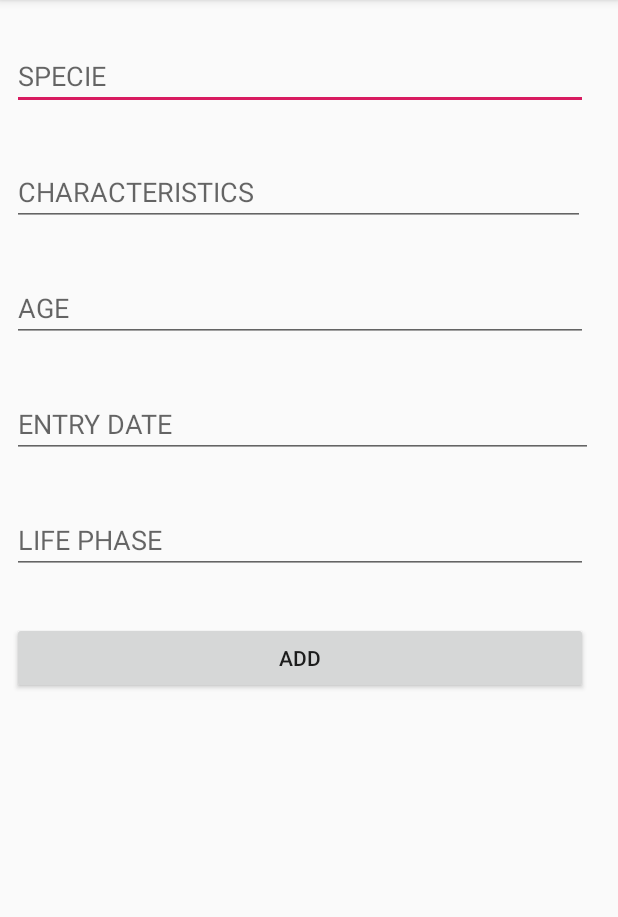
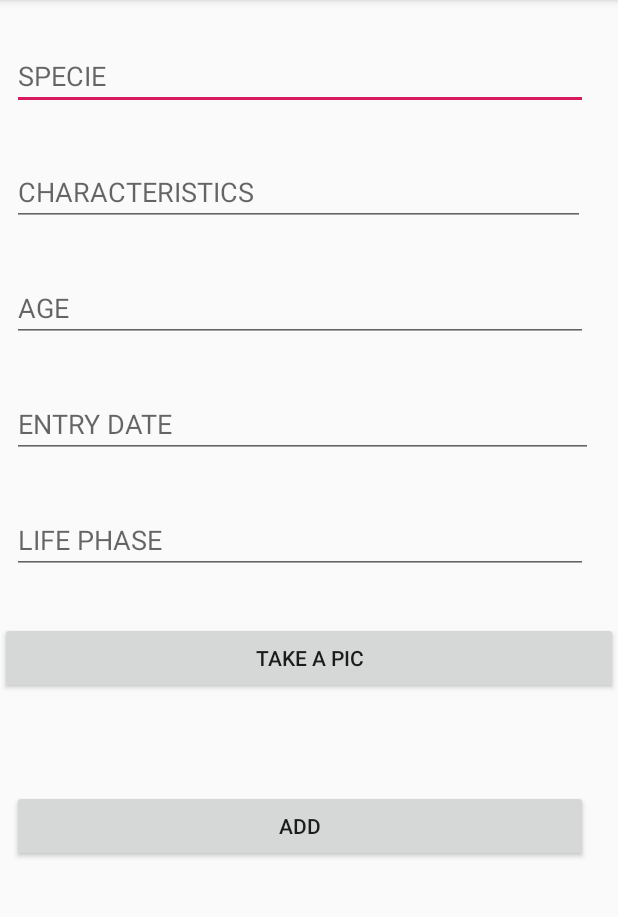
Before and after one commit to vinicius-batista/buddy-finder, an Android app: the AddAnimalActivity screen opened directly, with no data from a screen before it, on a phone screen of 412 x 824 dp, the part 84-1001 px from its top. Run offline under Robolectric (Android 15) with nearby library versions, the phone set to English and light mode, and no system bars.

Commit message:
add image gallery in activity add animal

```diff
--- a/app/build.gradle
+++ b/app/build.gradle
@@ -25,4 +25,5 @@ dependencies {
     testImplementation 'junit:junit:4.12'
     androidTestImplementation 'com.android.support.test:runner:1.0.2'
     androidTestImplementation 'com.android.support.test.espresso:espresso-core:3.0.2'
+    implementation 'com.android.support:recyclerview-v7:28.0.0'
 }
--- a/app/src/main/java/com/example/buddyfinder/AddAnimalActivity.java
+++ b/app/src/main/java/com/example/buddyfinder/AddAnimalActivity.java
@@ -1,32 +1,69 @@
 package com.example.buddyfinder;
 
+import android.content.Intent;
+import android.graphics.Bitmap;
+import android.provider.MediaStore;
+import android.support.annotation.Nullable;
+import android.support.v4.app.FragmentManager;
 import android.support.v7.app.AppCompatActivity;
 import android.os.Bundle;
+import android.support.v7.widget.GridLayoutManager;
+import android.support.v7.widget.RecyclerView;
+import android.util.DisplayMetrics;
+import android.view.Display;
 import android.view.View;
+import android.widget.Button;
 import android.widget.EditText;
 
 import com.example.buddyfinder.data.DAOAnimals;
 import com.example.buddyfinder.model.Animal;
+import com.example.buddyfinder.view.GalleryAdapter;
+import com.example.buddyfinder.view.PhotoOpenDialogFragment;
 
-public class AddAnimalActivity extends AppCompatActivity {
+import java.util.ArrayList;
+
+public class AddAnimalActivity extends AppCompatActivity implements GalleryAdapter.GalleryListener {
 
     private EditText ptxtSpecie;
     private EditText ptxtEntryDate;
     private EditText ptxtCharacteristics;
     private EditText ptxtAge;
     private EditText ptxtLifePhase;
+    private RecyclerView rvGallery;
+    private GalleryAdapter galleryAdapter;
+    private PhotoOpenDialogFragment photoOpenDialogFragment;
+    private ArrayList<Bitmap> pictures;
 
-//    TODO: ADD PHOTO GALLERY
+    private static final int CAMERA_REQUEST_CODE = 777;
+
     @Override
     protected void onCreate(Bundle savedInstanceState) {
         super.onCreate(savedInstanceState);
         setContentView(R.layout.activity_add_animal);
+        this.createGallery();
 
+        this.photoOpenDialogFragment = new PhotoOpenDialogFragment();
+        this.pictures = new ArrayList<>();
         this.ptxtSpecie = this.findViewById(R.id.ptxtSpecie);
         this.ptxtEntryDate = this.findViewById(R.id.ptxtEntryDate);
         this.ptxtCharacteristics = this.findViewById(R.id.ptxtCharacteristics);
         this.ptxtAge = this.findViewById(R.id.ptxtAge);
         this.ptxtLifePhase = this.findViewById(R.id.ptxtLifePhase);
+    }
+
+    private void createGallery () {
+        this.rvGallery = (RecyclerView) findViewById(R.id.rvGallery);
+        this.galleryAdapter = new GalleryAdapter(this);
+
+        Display display = getWindowManager().getDefaultDisplay();
+        DisplayMetrics displayMetrics = new DisplayMetrics();
+        display.getMetrics(displayMetrics);
+        float dpWidth = displayMetrics.widthPixels / displayMetrics.density;
+        int spanCount = (int) Math.ceil(dpWidth / 100);
+
+        this.rvGallery.setLayoutManager(new GridLayoutManager(this, spanCount));
+        this.rvGallery.setHasFixedSize(true);
+        this.rvGallery.setAdapter(this.galleryAdapter);
     }
 
     public void onClickAdd(View v) {
@@ -36,10 +73,36 @@ public class AddAnimalActivity extends AppCompatActivity {
         String age = this.ptxtAge.getText().toString();
         String lifePhase = this.ptxtLifePhase.getText().toString();
 
-        Animal animal = new Animal(specie, entryDate, age, lifePhase, characteristics);
-
+        Animal animal = new Animal(specie, entryDate, age, lifePhase, characteristics, this.pictures);
         DAOAnimals.getInstance().addAnimal(animal);
 
         this.finish();
     }
+
+
+    public void onClickTakePic(View view){
+        Intent intent = new Intent(MediaStore.ACTION_IMAGE_CAPTURE);
+        if(intent.resolveActivity(getPackageManager()) != null){
+            this.startActivityForResult(intent, CAMERA_REQUEST_CODE);
+        }
+    }
+
+    @Override
+    public void onClickPhoto(Bitmap pic) {
+        photoOpenDialogFragment.setBitmap(pic);
+        FragmentManager fragmentManager = getSupportFragmentManager();
+        photoOpenDialogFragment.show(fragmentManager, "showpic");
+    }
+
+    @Override
+    protected void onActivityResult(int requestCode, int resultCode, @Nullable Intent data) {
+        if(requestCode == CAMERA_REQUEST_CODE && resultCode == RESULT_OK && data != null){
+            Bundle extras = data.getExtras();
+            if(extras != null && extras.containsKey("data")){
+                Bitmap bmp = (Bitmap) extras.get("data");
+                this.pictures.add(bmp);
+                this.galleryAdapter.setPicList(this.pictures);
+            }
+        }
+    }
 }
--- /dev/null
+++ b/app/src/main/java/com/example/buddyfinder/view/GalleryAdapter.java
@@ -0,0 +1,49 @@
+package com.example.buddyfinder.view;
+
+import android.graphics.Bitmap;
+import android.support.annotation.NonNull;
+import android.support.v7.widget.RecyclerView;
+import android.view.LayoutInflater;
+import android.view.View;
+import android.view.ViewGroup;
+
+import com.example.buddyfinder.R;
+
+import java.util.ArrayList;
+
+public class GalleryAdapter extends RecyclerView.Adapter<GalleryViewHolder> {
+
+    private ArrayList<Bitmap> picList;
+    private  GalleryListener galleryListener;
+
+    public GalleryAdapter(GalleryListener galleryListener){
+        this.galleryListener = galleryListener;
+        this.picList = new ArrayList<>();
+    }
+
+    public void setPicList(ArrayList<Bitmap> picList) {
+        this.picList = picList;
+    }
+
+    public interface GalleryListener {
+        void onClickPhoto(Bitmap pic);
+    }
+
+    @NonNull
+    @Override
+    public GalleryViewHolder onCreateViewHolder(@NonNull ViewGroup viewGroup, int i) {
+        LayoutInflater layoutInflater = LayoutInflater.from(viewGroup.getContext());
+        View view = layoutInflater.inflate(R.layout.view_holder_gallery, viewGroup,false);
+        return new GalleryViewHolder(view, galleryListener);
+    }
+
+    @Override
+    public void onBindViewHolder(@NonNull GalleryViewHolder galleryViewHolder, int i) {
+        galleryViewHolder.bind(this.picList.get(i));
+    }
+
+    @Override
+    public int getItemCount() {
+        return this.picList.size();
+    }
+}
--- a/app/src/main/res/layout/activity_add_animal.xml
+++ b/app/src/main/res/layout/activity_add_animal.xml
@@ -89,6 +89,20 @@
             app:layout_constraintTop_toBottomOf="@+id/ptxtAge" />
 
         <Button
+            android:id="@+id/btnTakePic"
+            android:layout_width="match_parent"
+            android:layout_height="wrap_content"
+            android:layout_marginTop="32dp"
+            android:onClick="onClickTakePic"
+            android:text="@string/take_pic" />
+
+        <android.support.v7.widget.RecyclerView
+            android:id="@+id/rvGallery"
+            android:layout_width="match_parent"
+            android:layout_height="match_parent"
+            android:layout_marginTop="32dp" />
+
+        <Button
             android:id="@+id/btnAdd"
             android:layout_width="384dp"
             android:layout_height="wrap_content"
--- a/app/src/main/res/values/strings.xml
+++ b/app/src/main/res/values/strings.xml
@@ -13,4 +13,5 @@
     <string name="characteristics">CHARACTERISTICS</string>
     <string name="life_phase">LIFE PHASE</string>
     <string name="add">ADD</string>
+    <string name="take_pic">TAKE A PIC</string>
 </resources>
```
Also changed, not shown: app/src/main/java/com/example/buddyfinder/model/Animal.java (+15 -1 lines), app/src/main/java/com/example/buddyfinder/view/GalleryViewHolder.java (added, +34 -0 lines), app/src/main/java/com/example/buddyfinder/view/PhotoOpenDialogFragment.java (added, +41 -0 lines), app/src/main/res/layout/dialog_fragment_photo_open.xml (added, +14 -0 lines), app/src/main/res/layout/view_holder_gallery.xml (added, +15 -0 lines).
